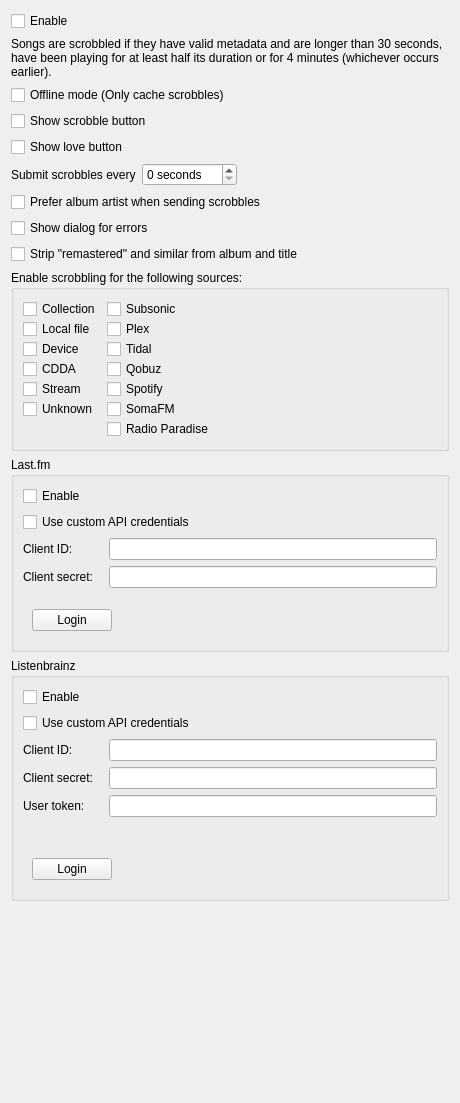
Above: src/settings/scrobblersettingspage.ui from strawberrymusicplayer/strawberry before the change. Below: the same form after it.
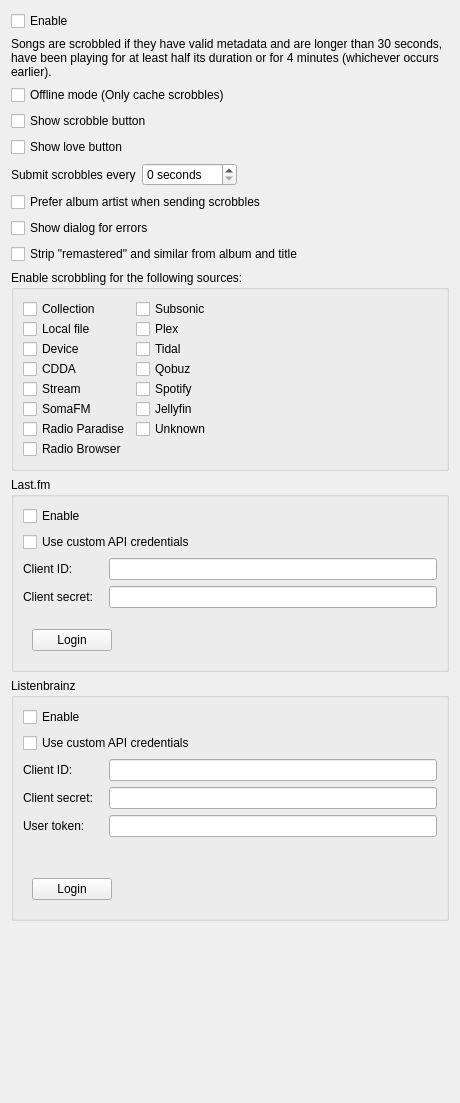
That is the form after the change. Custom widgets are drawn as their Qt base class.

Commit message: Add Jellyfin support

Patch:
```diff
--- a/src/settings/scrobblersettingspage.ui
+++ b/src/settings/scrobblersettingspage.ui
@@ -197,31 +197,45 @@
         </property>
        </widget>
       </item>
+      <item row="4" column="1">
+       <widget class="QCheckBox" name="checkbox_source_spotify">
+        <property name="text">
+         <string>Spotify</string>
+        </property>
+       </widget>
+      </item>
       <item row="5" column="1">
+       <widget class="QCheckBox" name="checkbox_source_jellyfin">
+        <property name="text">
+         <string>Jellyfin</string>
+        </property>
+       </widget>
+      </item>
+      <item row="5" column="0">
        <widget class="QCheckBox" name="checkbox_source_somafm">
         <property name="text">
          <string>SomaFM</string>
         </property>
        </widget>
       </item>
-      <item row="5" column="0">
-       <widget class="QCheckBox" name="checkbox_source_unknown">
-        <property name="text">
-         <string>Unknown</string>
-        </property>
-       </widget>
-      </item>
-      <item row="6" column="1">
+      <item row="6" column="0">
        <widget class="QCheckBox" name="checkbox_source_radioparadise">
         <property name="text">
          <string>Radio Paradise</string>
         </property>
        </widget>
       </item>
-      <item row="4" column="1">
-       <widget class="QCheckBox" name="checkbox_source_spotify">
+      <item row="6" column="1">
+       <widget class="QCheckBox" name="checkbox_source_unknown">
         <property name="text">
-         <string>Spotify</string>
+         <string>Unknown</string>
+        </property>
+       </widget>
+      </item>
+      <item row="7" column="0">
+       <widget class="QCheckBox" name="checkbox_source_radiobrowser">
+        <property name="text">
+         <string>Radio Browser</string>
         </property>
        </widget>
       </item>
```
Left out of the diff: 12 changed lines with no effect on the pictures. The commit also changes 57 other files.
